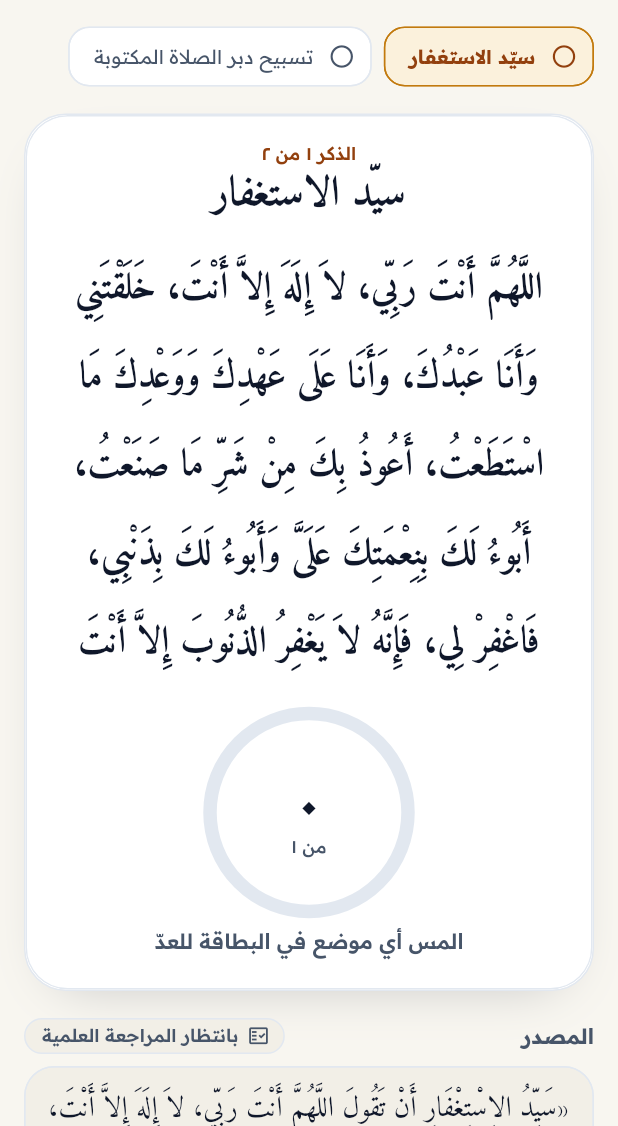
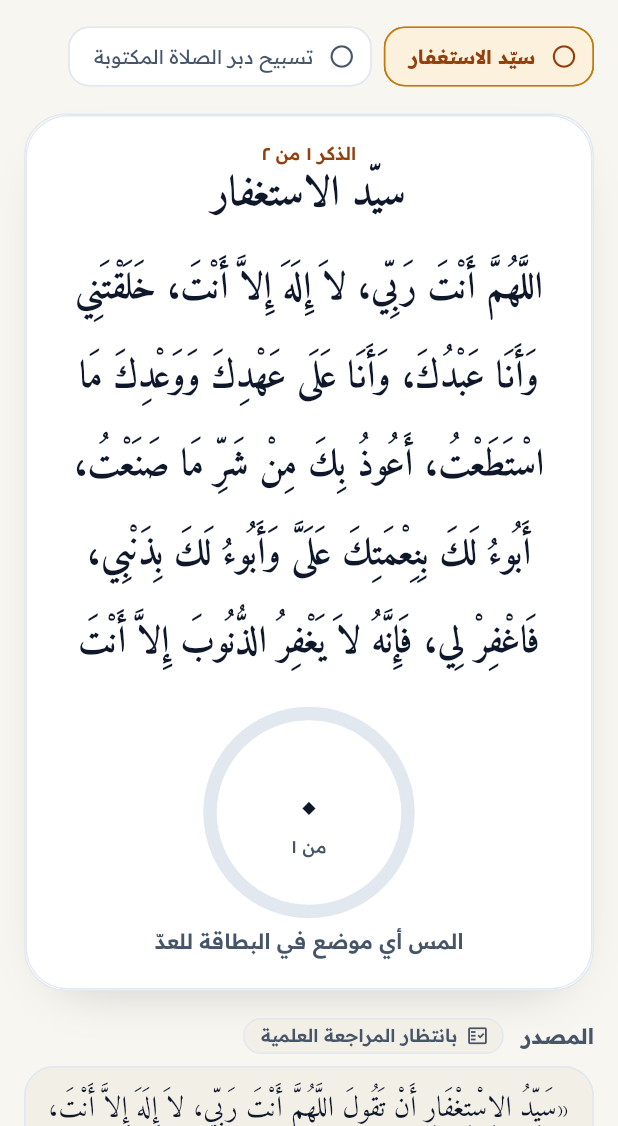
Before and after one commit to omar22273/hadith-platform, a Flutter app: the AdhkarScreen screen opened directly, on a phone screen of 412 x 824 dp, the part 110-1236 px from its top. Run offline on Flutter 3.47's test engine with Material 3 defaults, Android fonts, the phone set to English and light mode, and no system bars; our stand-ins replace flutter_local_notifications, flutter_riverpod, flutter_timezone, flutter_tts, just_audio, share_plus and 3 more; missing offline and left inert: file_selector; accounts and stored records are empty.

Commit message:
Let the Adhkar source header wrap on narrow phones; scroll by scene keys in the Seerah narrative test
Co-Authored-By: Claude Sonnet 5.5 <noreply@anthropic.com>
Claude-Session: https://claude.ai/code/session_01DugbrGVr5UZViRFXPhBoW3

```diff
--- a/lib/features/adhkar/presentation/adhkar_screen.dart
+++ b/lib/features/adhkar/presentation/adhkar_screen.dart
@@ -328,13 +328,15 @@ class _EvidenceSection extends StatelessWidget {
     return Column(
       crossAxisAlignment: CrossAxisAlignment.stretch,
       children: <Widget>[
-        Row(
+        // Wrap لا Row: على الهاتف الضيق مع الخط الكبير تنزل الشارة إلى سطر ثانٍ بدل أن تتجاوز.
+        Wrap(
+          spacing: 12,
+          runSpacing: 6,
+          crossAxisAlignment: WrapCrossAlignment.center,
           children: <Widget>[
-            Expanded(
-              child: Text(
-                item.evidence.length == 1 ? 'المصدر' : 'المصادر (${arabicDigits(item.evidence.length)})',
-                style: text.labelLarge?.copyWith(color: palette.inkSoft, fontWeight: FontWeight.w700),
-              ),
+            Text(
+              item.evidence.length == 1 ? 'المصدر' : 'المصادر (${arabicDigits(item.evidence.length)})',
+              style: text.labelLarge?.copyWith(color: palette.inkSoft, fontWeight: FontWeight.w700),
             ),
             SoftChip(label: reviewStatusLabel(item.review.status), icon: Icons.fact_check_outlined),
           ],
```
Also changed, not shown: 1 other file.
